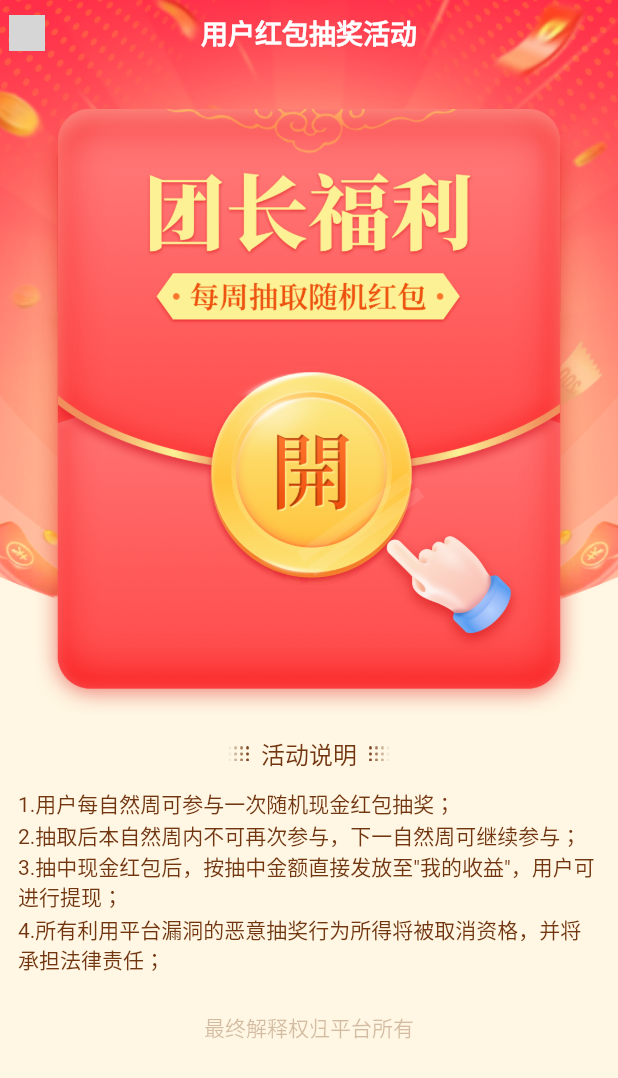
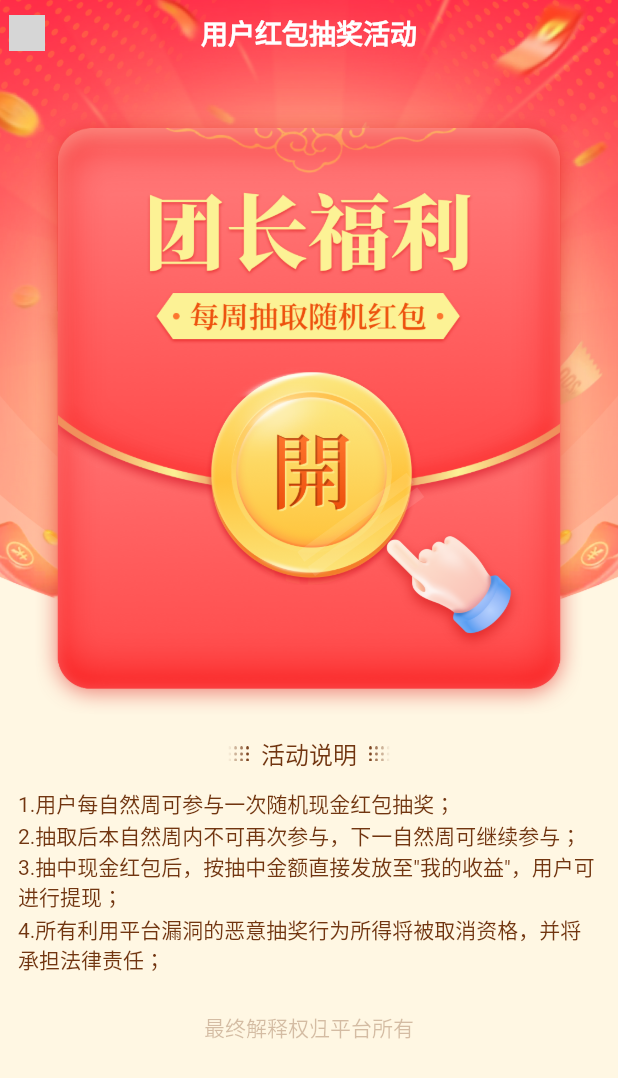
Before and after one commit to huangzuyan110/flutter_test_app, a Flutter app: the RedEnvelopePage screen opened directly, on a phone screen of 412 x 824 dp. Shown: the top 1078 px of the screen. Run offline on Flutter 3.47's test engine with Material 2 defaults, Android fonts, the phone set to English and light mode, and no system bars; our stand-ins replace dio, flutter_screenutil, flutter_slidable, flutter_svg, fluttertoast and 2 more; missing offline and left inert: dart:ffi, map_launcher, weather_widget; grey boxes are pictures that could not be loaded.

Commit message:
优化红包上层定位

```diff
--- a/lib/pages/animated/animated_red_envelope_page.dart
+++ b/lib/pages/animated/animated_red_envelope_page.dart
@@ -163,6 +163,8 @@ class _RedEnvelopePageState extends State<RedEnvelopePage> with TickerProviderSt
             // 红包上层
             Visibility(
               visible: true,
+              child: Padding(
+                padding: EdgeInsets.only(top: ScreenUtil().setWidth(24)),
                 child: Align(
                   alignment: Alignment.topCenter,
                   child: Transform(
@@ -177,6 +179,7 @@ class _RedEnvelopePageState extends State<RedEnvelopePage> with TickerProviderSt
                       width: ScreenUtil().setWidth(610),
                       height: ScreenUtil().setWidth(460),
                       child: Image.asset('assets/images/hb_shangceng.png', fit: BoxFit.cover,)
+                    ),
                   ),
                 ),
               ),
```
Lines whose indentation alone changed are shown as unchanged.
